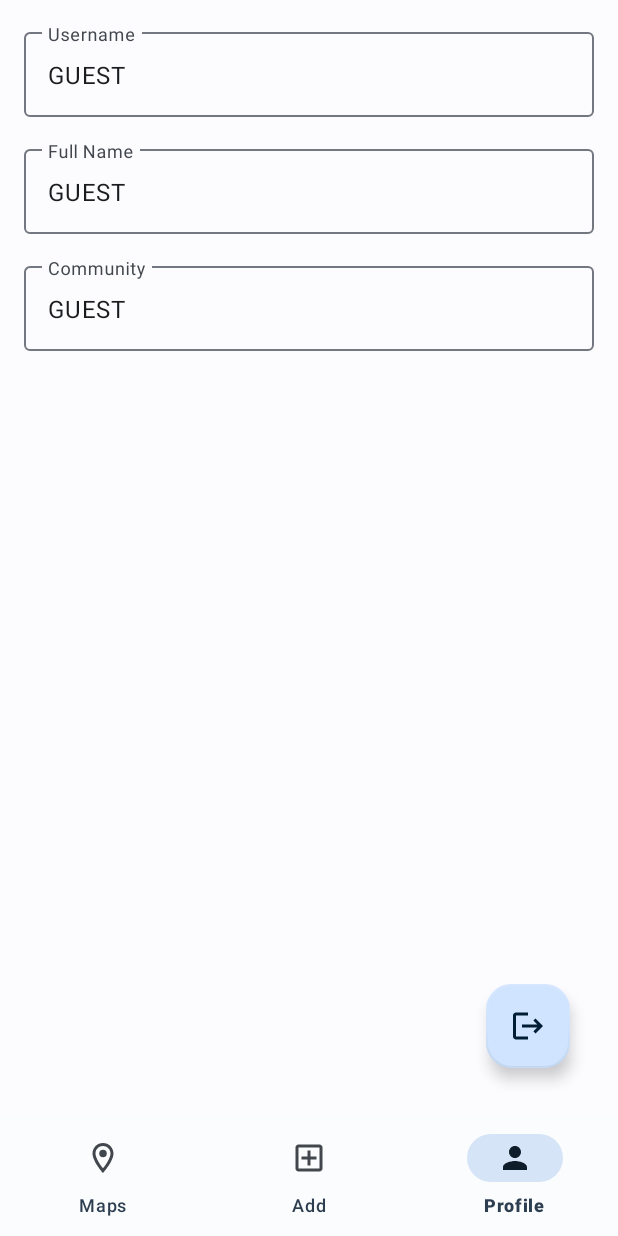
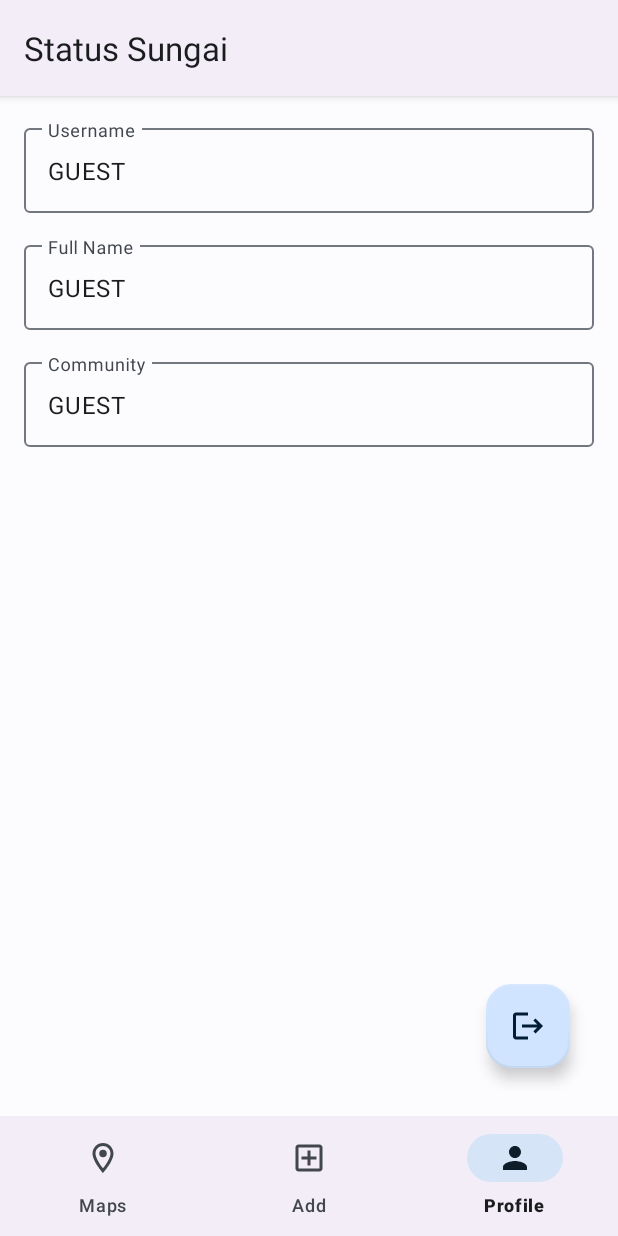
Before and after one commit to fnakhsan/status-sungai, an Android app: the HomeActivity screen opened directly, with no data from a screen before it, item 3 of the bottom bar chosen, on a phone screen of 412 x 824 dp. Run offline under Robolectric (Android 15) with nearby library versions, the phone set to English and light mode, and no system bars; our stand-ins replace navigation-ui.

Commit message:
feat: add splash screen

```diff
--- a/app/src/main/AndroidManifest.xml
+++ b/app/src/main/AndroidManifest.xml
@@ -23,12 +23,15 @@
         tools:targetApi="33">
         <activity
             android:name=".ui.biotilik.AddBiotilikActivity"
+            android:theme="@style/AppTheme"
             android:exported="false" />
         <activity
             android:name=".ui.point.AddPointActivity"
+            android:theme="@style/AppTheme"
             android:exported="false" />
         <activity
             android:name=".ui.details.DetailsActivity"
+            android:theme="@style/AppTheme"
             android:exported="false" />
 
         <meta-data
@@ -37,9 +40,11 @@
 
         <activity
             android:name=".ui.home.HomeActivity"
+            android:theme="@style/HomeTheme"
             android:exported="false" />
         <activity
             android:name=".ui.register.RegisterActivity"
+            android:theme="@style/AppTheme"
             android:exported="false">
             <meta-data
                 android:name="android.app.lib_name"
@@ -47,6 +52,7 @@
         </activity>
         <activity
             android:name=".ui.login.LoginActivity"
+            android:theme="@style/AppTheme"
             android:exported="false">
             <meta-data
                 android:name="android.app.lib_name"
@@ -54,6 +60,7 @@
         </activity>
         <activity
             android:name=".ui.main.MainActivity"
+            android:theme="@style/SplashScreen"
             android:exported="true">
             <intent-filter>
                 <action android:name="android.intent.action.MAIN" />
--- /dev/null
+++ b/app/src/main/res/drawable-night/splash_screen.xml
@@ -0,0 +1,7 @@
+<?xml version="1.0" encoding="utf-8"?>
+<layer-list xmlns:android="http://schemas.android.com/apk/res/android">
+    <item android:drawable="@color/md_theme_light_onSecondaryContainer" />
+    <item
+        android:drawable="@drawable/ic_status_sungai"
+        android:gravity="center" />
+</layer-list>
--- /dev/null
+++ b/app/src/main/res/drawable/ic_status_sungai.xml
@@ -0,0 +1,26 @@
+<vector xmlns:android="http://schemas.android.com/apk/res/android"
+    xmlns:aapt="http://schemas.android.com/aapt"
+    xmlns:tools="http://schemas.android.com/tools"
+    android:width="96dp"
+    android:height="96dp"
+    android:viewportWidth="48"
+    android:viewportHeight="48">
+  <group>
+    <clip-path
+        android:pathData="M0,0h48v48h-48z"
+        tools:ignore="VectorRaster" />
+    <path
+        android:pathData="M24.55,38C24.95,37.967 25.292,37.808 25.575,37.525C25.858,37.242 26,36.9 26,36.5C26,36.033 25.85,35.658 25.55,35.375C25.25,35.092 24.867,34.967 24.4,35C23.033,35.1 21.583,34.725 20.05,33.875C18.517,33.025 17.55,31.483 17.15,29.25C17.083,28.883 16.908,28.583 16.625,28.35C16.342,28.117 16.017,28 15.65,28C15.183,28 14.8,28.175 14.5,28.525C14.2,28.875 14.1,29.283 14.2,29.75C14.767,32.783 16.1,34.95 18.2,36.25C20.3,37.55 22.417,38.133 24.55,38ZM24,44C19.433,44 15.625,42.433 12.575,39.3C9.525,36.167 8,32.267 8,27.6C8,24.267 9.325,20.642 11.975,16.725C14.625,12.808 18.633,8.567 24,4C29.367,8.567 33.375,12.808 36.025,16.725C38.675,20.642 40,24.267 40,27.6C40,32.267 38.475,36.167 35.425,39.3C32.375,42.433 28.567,44 24,44ZM24,40C27.467,40 30.333,38.825 32.6,36.475C34.867,34.125 36,31.167 36,27.6C36,25.167 34.992,22.417 32.975,19.35C30.958,16.283 27.967,12.933 24,9.3C20.033,12.933 17.042,16.283 15.025,19.35C13.008,22.417 12,25.167 12,27.6C12,31.167 13.133,34.125 15.4,36.475C17.667,38.825 20.533,40 24,40Z">
+      <aapt:attr name="android:fillColor">
+        <gradient
+            android:centerX="24"
+            android:centerY="24"
+            android:gradientRadius="20"
+            android:type="radial">
+          <item android:offset="0" android:color="#FF035D37"/>
+          <item android:offset="0.503" android:color="#FF292992"/>
+        </gradient>
+      </aapt:attr>
+    </path>
+  </group>
+</vector>
--- /dev/null
+++ b/app/src/main/res/drawable/splash_screen.xml
@@ -0,0 +1,7 @@
+<?xml version="1.0" encoding="utf-8"?>
+<layer-list xmlns:android="http://schemas.android.com/apk/res/android">
+    <item android:drawable="@color/md_theme_dark_onSecondaryContainer" />
+    <item
+        android:drawable="@drawable/ic_status_sungai"
+        android:gravity="center" />
+</layer-list>
--- a/app/src/main/res/layout/activity_home.xml
+++ b/app/src/main/res/layout/activity_home.xml
@@ -21,10 +21,9 @@
 
     <com.google.android.material.bottomnavigation.BottomNavigationView
         android:id="@+id/bottom_nav"
+        style="@style/Widget.Material3.BottomNavigationView"
         android:layout_width="match_parent"
         android:layout_height="wrap_content"
-        android:background="@color/white2"
-        app:itemTextColor="@color/dicoding"
         app:layout_constraintBottom_toBottomOf="parent"
         app:layout_constraintEnd_toEndOf="parent"
         app:layout_constraintStart_toStartOf="parent"
--- a/app/src/main/res/layout/include_already_login.xml
+++ /dev/null
@@ -1,10 +0,0 @@
-<?xml version="1.0" encoding="utf-8"?>
-<androidx.constraintlayout.widget.ConstraintLayout xmlns:android="http://schemas.android.com/apk/res/android"
-    android:layout_width="match_parent"
-    android:layout_height="match_parent"
-    xmlns:app="http://schemas.android.com/apk/res-auto"
-    xmlns:tools="http://schemas.android.com/tools">
-
-
-
-</androidx.constraintlayout.widget.ConstraintLayout>
--- a/app/src/main/res/values-night/themes.xml
+++ b/app/src/main/res/values-night/themes.xml
@@ -1,4 +1,4 @@
-<resources xmlns:tools="http://schemas.android.com/tools">
+<resources>
     <!-- Base application theme. -->
     <style name="Theme.StatusSungai" parent="Theme.Material3.DynamicColors.Dark">
         <!-- Primary brand color. -->
@@ -41,4 +41,35 @@
         <item name="colorOnSurfaceVariant">@color/md_theme_dark_onSurfaceVariant</item>
         <item name="colorPrimaryInverse">@color/md_theme_dark_inversePrimary</item>
     </style>
+    <style name="HomeTheme" parent="Theme.Material3.Dark">
+        <item name="colorPrimary">@color/md_theme_dark_primary</item>
+        <item name="colorOnPrimary">@color/md_theme_dark_onPrimary</item>
+        <item name="colorPrimaryContainer">@color/md_theme_dark_primaryContainer</item>
+        <item name="colorOnPrimaryContainer">@color/md_theme_dark_onPrimaryContainer</item>
+        <item name="colorSecondary">@color/md_theme_dark_secondary</item>
+        <item name="colorOnSecondary">@color/md_theme_dark_onSecondary</item>
+        <item name="colorSecondaryContainer">@color/md_theme_dark_secondaryContainer</item>
+        <item name="colorOnSecondaryContainer">@color/md_theme_dark_onSecondaryContainer</item>
+        <item name="colorTertiary">@color/md_theme_dark_tertiary</item>
+        <item name="colorOnTertiary">@color/md_theme_dark_onTertiary</item>
+        <item name="colorTertiaryContainer">@color/md_theme_dark_tertiaryContainer</item>
+        <item name="colorOnTertiaryContainer">@color/md_theme_dark_onTertiaryContainer</item>
+        <item name="colorError">@color/md_theme_dark_error</item>
+        <item name="colorErrorContainer">@color/md_theme_dark_errorContainer</item>
+        <item name="colorOnError">@color/md_theme_dark_onError</item>
+        <item name="colorOnErrorContainer">@color/md_theme_dark_onErrorContainer</item>
+        <item name="android:colorBackground">@color/md_theme_dark_background</item>
+        <item name="colorOnBackground">@color/md_theme_dark_onBackground</item>
+        <item name="colorOutline">@color/md_theme_dark_outline</item>
+        <item name="colorOnSurfaceInverse">@color/md_theme_dark_inverseOnSurface</item>
+        <item name="colorSurfaceInverse">@color/md_theme_dark_inverseSurface</item>
+        <item name="colorSurface">@color/md_theme_dark_surface</item>
+        <item name="colorOnSurface">@color/md_theme_dark_onSurface</item>
+        <item name="colorSurfaceVariant">@color/md_theme_dark_surfaceVariant</item>
+        <item name="colorOnSurfaceVariant">@color/md_theme_dark_onSurfaceVariant</item>
+        <item name="colorPrimaryInverse">@color/md_theme_dark_inversePrimary</item>
+    </style>
+    <style name="SplashScreen" parent="AppTheme">
+        <item name="android:windowBackground">@drawable/splash_screen</item>
+    </style>
 </resources>
--- a/app/src/main/res/values/themes.xml
+++ b/app/src/main/res/values/themes.xml
@@ -1,4 +1,4 @@
-<resources xmlns:tools="http://schemas.android.com/tools">
+<resources>
     <!-- Base application theme. -->
     <style name="Theme.StatusSungai" parent="Theme.Material3.DynamicColors.Light">
         <!-- Primary brand color. -->
@@ -41,4 +41,35 @@
         <item name="colorOnSurfaceVariant">@color/md_theme_light_onSurfaceVariant</item>
         <item name="colorPrimaryInverse">@color/md_theme_light_inversePrimary</item>
     </style>
+    <style name="HomeTheme" parent="Theme.Material3.Light">
+        <item name="colorPrimary">@color/md_theme_light_primary</item>
+        <item name="colorOnPrimary">@color/md_theme_light_onPrimary</item>
+        <item name="colorPrimaryContainer">@color/md_theme_light_primaryContainer</item>
+        <item name="colorOnPrimaryContainer">@color/md_theme_light_onPrimaryContainer</item>
+        <item name="colorSecondary">@color/md_theme_light_secondary</item>
+        <item name="colorOnSecondary">@color/md_theme_light_onSecondary</item>
+        <item name="colorSecondaryContainer">@color/md_theme_light_secondaryContainer</item>
+        <item name="colorOnSecondaryContainer">@color/md_theme_light_onSecondaryContainer</item>
+        <item name="colorTertiary">@color/md_theme_light_tertiary</item>
+        <item name="colorOnTertiary">@color/md_theme_light_onTertiary</item>
+        <item name="colorTertiaryContainer">@color/md_theme_light_tertiaryContainer</item>
+        <item name="colorOnTertiaryContainer">@color/md_theme_light_onTertiaryContainer</item>
+        <item name="colorError">@color/md_theme_light_error</item>
+        <item name="colorErrorContainer">@color/md_theme_light_errorContainer</item>
+        <item name="colorOnError">@color/md_theme_light_onError</item>
+        <item name="colorOnErrorContainer">@color/md_theme_light_onErrorContainer</item>
+        <item name="android:colorBackground">@color/md_theme_light_background</item>
+        <item name="colorOnBackground">@color/md_theme_light_onBackground</item>
+        <item name="colorOutline">@color/md_theme_light_outline</item>
+        <item name="colorOnSurfaceInverse">@color/md_theme_light_inverseOnSurface</item>
+        <item name="colorSurfaceInverse">@color/md_theme_light_inverseSurface</item>
+        <item name="colorSurface">@color/md_theme_light_surface</item>
+        <item name="colorOnSurface">@color/md_theme_light_onSurface</item>
+        <item name="colorSurfaceVariant">@color/md_theme_light_surfaceVariant</item>
+        <item name="colorOnSurfaceVariant">@color/md_theme_light_onSurfaceVariant</item>
+        <item name="colorPrimaryInverse">@color/md_theme_light_inversePrimary</item>
+    </style>
+    <style name="SplashScreen" parent="AppTheme">
+        <item name="android:windowBackground">@drawable/splash_screen</item>
+    </style>
 </resources>
```
